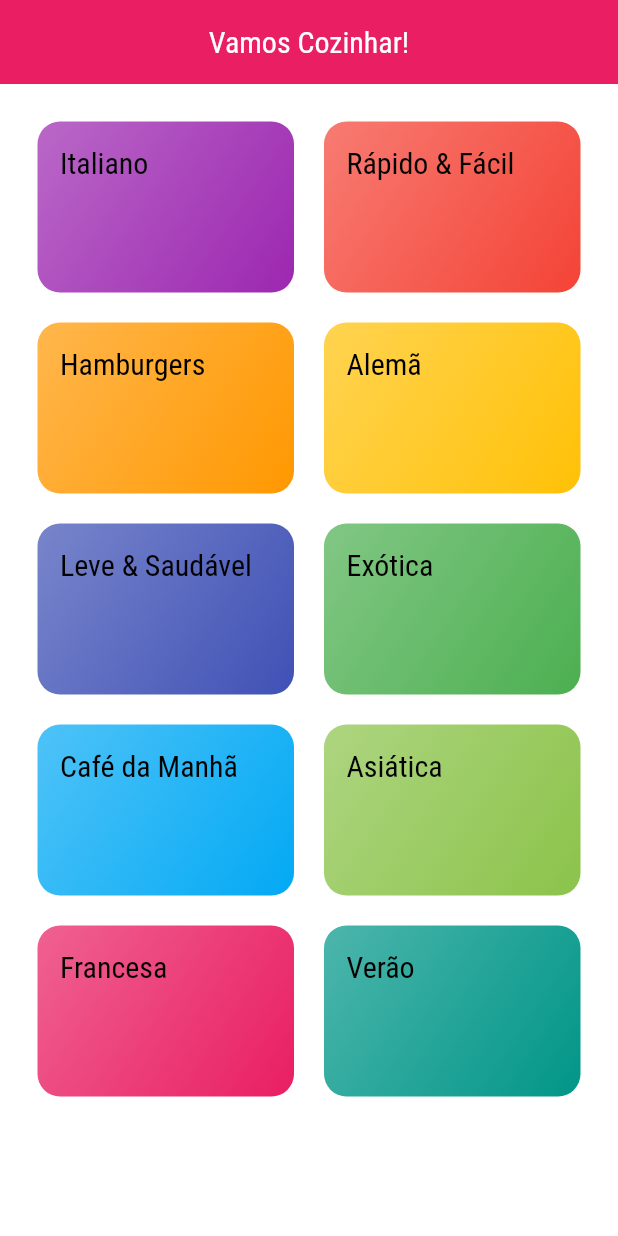
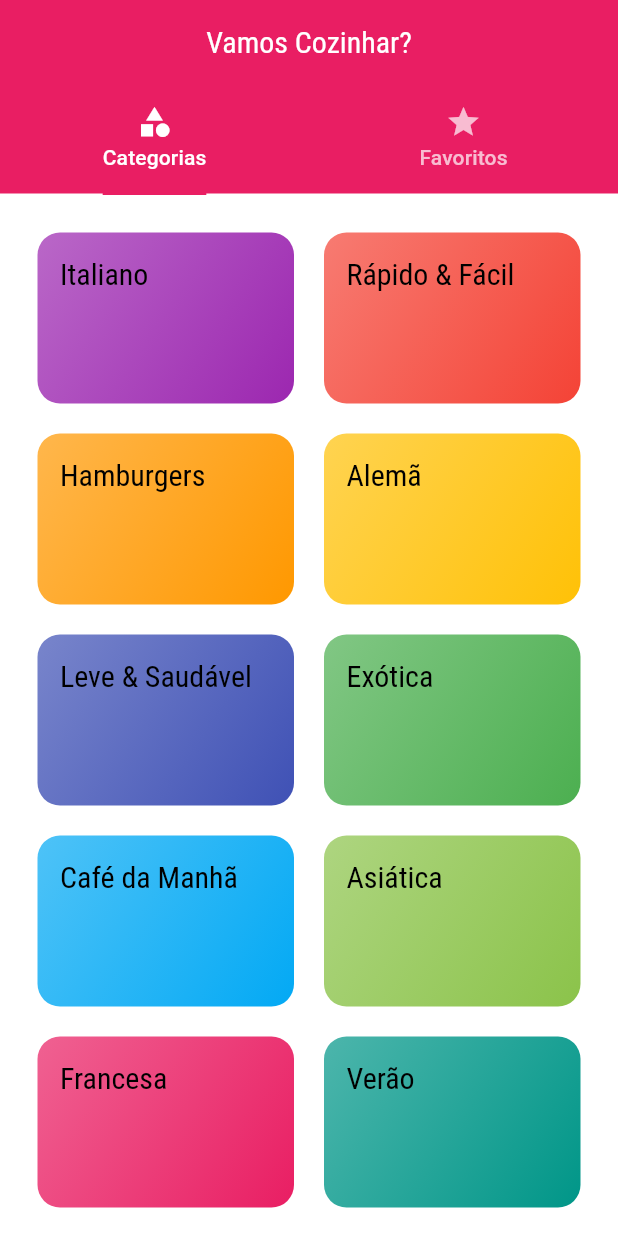
Before and after one commit to RafaellaBarbosa/meals, a Flutter app: the screen it shows after launch, on a phone screen of 412 x 824 dp. Run offline on Flutter 3.47's test engine with Material 3 defaults, Android fonts, the phone set to English and light mode, and no system bars.

Commit message:
feat(ui): adiciona TabsScreen com navegação entre Categorias e Favoritos

```diff
--- a/lib/app.dart
+++ b/lib/app.dart
@@ -18,6 +18,25 @@ class MyApp extends StatelessWidget {
           foregroundColor: Colors.white,
           centerTitle: true,
         ),
+        floatingActionButtonTheme: FloatingActionButtonThemeData(
+          backgroundColor: Colors.pink,
+          foregroundColor: Colors.white,
+          elevation: 5,
+          shape: RoundedRectangleBorder(
+            borderRadius: BorderRadius.circular(15),
+          ),
+        ),
+        tabBarTheme: const TabBarTheme(
+          labelColor: Colors.white,
+          unselectedLabelColor: Colors.white70,
+          indicator: BoxDecoration(
+            color: Colors.pink,
+            borderRadius: BorderRadius.only(
+              topLeft: Radius.circular(15),
+              topRight: Radius.circular(15),
+            ),
+          ),
+        ),
         canvasColor: const Color.fromRGBO(255, 254, 229, 1),
         fontFamily: 'Raleway',
         textTheme: ThemeData.light().textTheme.copyWith(
--- a/lib/screens/categories_screen.dart
+++ b/lib/screens/categories_screen.dart
@@ -10,9 +10,7 @@ class CategoriesScreen extends StatelessWidget {
 
   @override
   Widget build(BuildContext context) {
-    return Scaffold(
-      appBar: AppBar(title: const Text('Vamos Cozinhar!')),
-      body: GridView(
+    return GridView(
       padding: EdgeInsets.all(25),
       gridDelegate: const SliverGridDelegateWithMaxCrossAxisExtent(
         maxCrossAxisExtent: 200,
@@ -24,7 +22,6 @@ class CategoriesScreen extends StatelessWidget {
           categories.map((category) {
             return CategoryItem(category: category);
           }).toList(),
-      ),
     );
   }
 }
--- /dev/null
+++ b/lib/screens/favorite_screen.dart
@@ -0,0 +1,10 @@
+import 'package:flutter/material.dart';
+
+class FavoriteScreen extends StatelessWidget {
+  const FavoriteScreen({super.key});
+
+  @override
+  Widget build(BuildContext context) {
+    return const Center(child: Text('Minhas Refeições Favoritas!'));
+  }
+}
--- /dev/null
+++ b/lib/screens/tabs_screen.dart
@@ -0,0 +1,30 @@
+import 'package:flutter/material.dart';
+
+import 'categories_screen.dart';
+import 'favorite_screen.dart';
+
+class TabsScreen extends StatelessWidget {
+  const TabsScreen({super.key});
+
+  @override
+  Widget build(BuildContext context) {
+    return DefaultTabController(
+      length: 2,
+      child: Scaffold(
+        appBar: AppBar(
+          title: const Text('Vamos Cozinhar?'),
+          bottom: TabBar(
+            indicatorColor: Theme.of(context).colorScheme.secondary,
+            tabs: const [
+              Tab(icon: Icon(Icons.category), text: 'Categorias'),
+              Tab(icon: Icon(Icons.star), text: 'Favoritos'),
+            ],
+          ),
+        ),
+        body: const TabBarView(
+          children: [CategoriesScreen(), FavoriteScreen()],
+        ),
+      ),
+    );
+  }
+}
--- a/lib/utils/app_routes.dart
+++ b/lib/utils/app_routes.dart
@@ -1,7 +1,7 @@
 import 'package:flutter/material.dart';
 import 'package:meals/screens/categories_meals_screen.dart';
-import 'package:meals/screens/categories_screen.dart';
 import 'package:meals/screens/meal_detail_screen.dart';
+import 'package:meals/screens/tabs_screen.dart';
 
 class AppRoutes {
   static const home = '/';
@@ -9,7 +9,7 @@ class AppRoutes {
   static const mealDetail = '/metal-detail';
 
   static Map<String, WidgetBuilder> routes = {
-    AppRoutes.home: (_) => CategoriesScreen(),
+    AppRoutes.home: (ctx) => const TabsScreen(),
     AppRoutes.categoriesMeals: (_) => CategoriesMealsScreen(),
     AppRoutes.mealDetail: (_) => MealDetailScreen(),
   };
```
Lines whose indentation alone changed are shown as unchanged.
